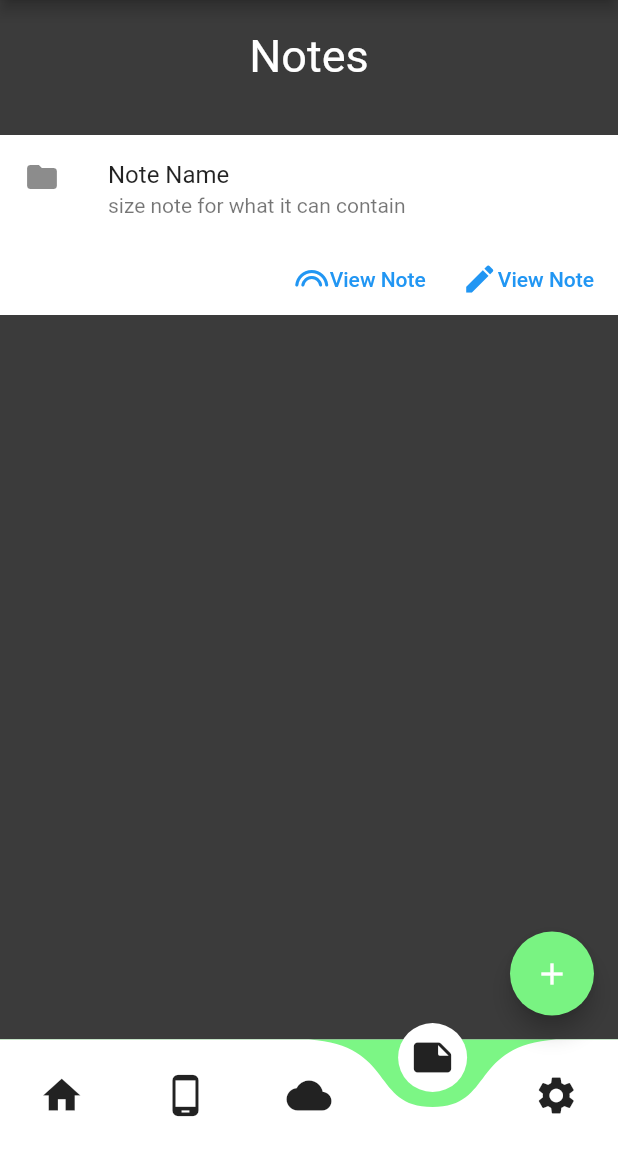
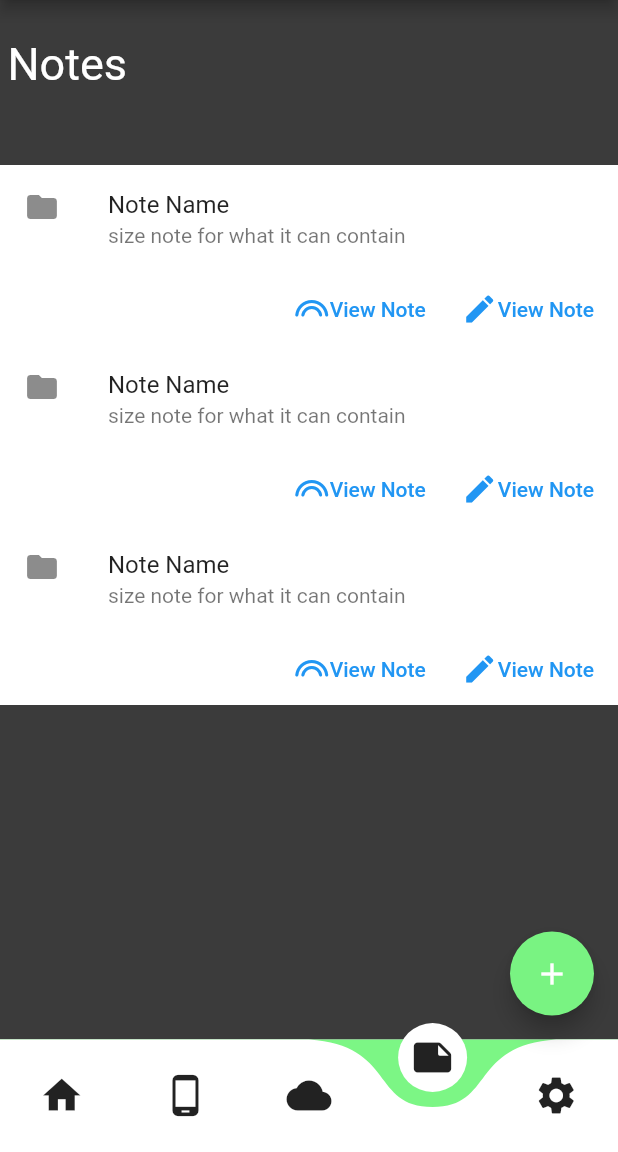
Before and after one commit to VictorScoolExper/Password_APP, a Flutter app: the MenuPhoneScrn screen opened directly, item 4 of the bottom bar chosen, on a phone screen of 412 x 824 dp, the part 84-1236 px from its top. Run offline on Flutter 3.47's test engine with Material 2 defaults, Android fonts, the phone set to English and light mode, and no system bars; drawn by our look-alikes of curved_navigation_bar; our stand-ins replace flutter_riverpod.

Commit message:
edited notes section

```diff
--- a/pssword_app/lib/main.dart
+++ b/pssword_app/lib/main.dart
@@ -1,10 +1,7 @@
 import 'package:flutter/material.dart';
-import 'package:pssword_app/pkg/presentation/display/widget_tree.dart';
+import 'package:pssword_app/pkg/cmd/app.dart';
 import 'package:flutter_riverpod/flutter_riverpod.dart';
-import 'package:pssword_app/pkg/presentation/pages/home/menu-phone.dart';
-import 'package:pssword_app/pkg/presentation/pages/home/providers/floatingBtn_index_Provider.dart';
-import 'package:pssword_app/pkg/presentation/pages/password/add_password/add_password.dart';
-import 'package:pssword_app/pkg/presentation/pages/setting/settings.dart';
+
 
 
 
@@ -15,32 +12,3 @@ void main() {
     ),
   );
 }
-
-class MyApp extends ConsumerWidget {
-  const MyApp({Key? key}) : super(key: key);
-
-  @override
-  Widget build(BuildContext context, WidgetRef ref) {
-    return MaterialApp(
-        title: 'Flutter Demo',
-        theme: ThemeData(
-          primarySwatch: Colors.blue,
-        ),
-        //navigation 2.0
-        home: Navigator(
-          pages: [
-            MaterialPage(child: WidgetTree()),
-            //MaterialPage(child: MenuPhoneScrn()),
-            //MaterialPage(child: SettingsPage()),
-            //MaterialPage(child: AddPassword()),
-          ],
-          onPopPage: (route, result) {
-            final page = route.settings as MaterialPage;
-            //if(page.key == )
-            //here we reset the index
-            ref.read(indexProvider.state).state = 0;
-            return route.didPop(result);
-          },
-        ));
-  }
-}
--- a/pssword_app/lib/pkg/cmd/app.dart
+++ b/pssword_app/lib/pkg/cmd/app.dart
@@ -0,0 +1,38 @@
+import 'package:flutter/material.dart';
+import 'package:flutter_riverpod/flutter_riverpod.dart';
+import 'package:pssword_app/pkg/presentation/display/widget_tree.dart';
+import 'package:pssword_app/pkg/presentation/pages/home/providers/indexProvider.dart';
+import 'package:pssword_app/pkg/presentation/pages/password/add_password/add_password.dart';
+import 'package:pssword_app/pkg/presentation/pages/setting/settings.dart';
+import 'package:pssword_app/pkg/presentation/display/widget_tree.dart';
+import 'package:pssword_app/pkg/presentation/pages/home/menu-phone.dart';
+
+
+class MyApp extends ConsumerWidget {
+  const MyApp({Key? key}) : super(key: key);
+
+  @override
+  Widget build(BuildContext context, WidgetRef ref) {
+    return MaterialApp(
+        title: 'Flutter Demo',
+        theme: ThemeData(
+          primarySwatch: Colors.blue,
+        ),
+        //navigation 2.0
+        home: Navigator(
+          pages: [
+            MaterialPage(child: WidgetTree()),
+            //MaterialPage(child: MenuPhoneScrn()),
+            //MaterialPage(child: SettingsPage()),
+            //MaterialPage(child: AddPassword()),
+          ],
+          onPopPage: (route, result) {
+            final page = route.settings as MaterialPage;
+            //if(page.key == )
+            //here we reset the index
+            ref.read(indexProvider.state).state = 0;
+            return route.didPop(result);
+          },
+        ));
+  }
+}
--- a/pssword_app/lib/pkg/presentation/pages/home/menu-phone.dart
+++ b/pssword_app/lib/pkg/presentation/pages/home/menu-phone.dart
@@ -3,7 +3,8 @@ import 'package:flutter/material.dart';
 import 'package:flutter_riverpod/flutter_riverpod.dart';
 import 'package:pssword_app/config/theme/dark.dart';
 import 'package:pssword_app/pkg/presentation/pages/account/account_user_info.dart';
-import 'package:pssword_app/pkg/presentation/pages/home/providers/floatingBtn_index_Provider.dart';
+import 'package:pssword_app/pkg/presentation/pages/home/providers/floatingBtn_Provider.dart';
+import 'package:pssword_app/pkg/presentation/pages/home/providers/indexProvider.dart';
 import 'package:pssword_app/pkg/presentation/pages/info/info.dart';
 import 'package:pssword_app/pkg/presentation/pages/note/add_edit_note.dart';
 import 'package:pssword_app/pkg/presentation/pages/note/notes.dart';
@@ -12,11 +13,8 @@ import 'package:pssword_app/pkg/presentation/pages/password/add_password/add_pas
 import 'package:pssword_app/pkg/presentation/pages/password/view_password/listPassword.dart';
 import 'package:pssword_app/pkg/presentation/pages/setting/settings.dart';
 
-
-
 class MenuPhoneScrn extends ConsumerWidget {
   static const valueKey = ValueKey('MenuPhoneScrn');
-
 
 //list of options for bottom buttons
   List<Widget> _widgetOptions = <Widget>[
@@ -41,7 +39,6 @@ class MenuPhoneScrn extends ConsumerWidget {
     AddEditNote(),
   ];
 
-
   final items = <Widget>[
     Icon(Icons.home_sharp, size: 30),
     Icon(Icons.phone_android, size: 30),
@@ -62,21 +59,22 @@ class MenuPhoneScrn extends ConsumerWidget {
         title: Text('Logo'),
         backgroundColor: barColor,
         actions: <Widget>[
-          IconButton(onPressed: (){
-            Navigator.of(context).push(MaterialPageRoute(
-                builder: (context) => AccountUserInfo()));
-          }, icon: Icon(Icons.account_circle))
+          IconButton(
+              onPressed: () {
+                Navigator.of(context).push(
+                    MaterialPageRoute(builder: (context) => AccountUserInfo()));
+              },
+              icon: Icon(Icons.account_circle))
         ],
       ),
-      body: Center(
-        child: _widgetOptions.elementAt(ref.watch(indexProvider.state).state),
-      ),
+      body: _widgetOptions.elementAt(ref.watch(indexProvider.state).state),
       //
       floatingActionButton: ref.watch(showFloatingBtn)
           ? FloatingActionButton(
               onPressed: () {
                 Navigator.of(context).push(MaterialPageRoute(
-                    builder: (context) => _addList.elementAt(ref.watch(indexProvider.state).state)));
+                    builder: (context) => _addList
+                        .elementAt(ref.watch(indexProvider.state).state)));
               },
               backgroundColor: greenColor,
               child: const Icon(Icons.add),
@@ -90,21 +88,23 @@ class MenuPhoneScrn extends ConsumerWidget {
           ref.read(indexProvider.state).state = index,
           if (index < 1 || index > 3)
             {
-
-              if(index == 0){
-                ref.read(showFloatingBtn.state).state = false,
-              },
-
-              if(index == 4){
-                ref.read(showFloatingBtn.state).state = false,
-                ref.read(indexProvider.state).state = 0,
-                Navigator.of(context).push(MaterialPageRoute(
-                    builder: (context) => SettingsPage())),
-              },
-
+              if (index == 0)
+                {
+                  ref.read(showFloatingBtn.state).state = false,
+                },
+              if (index == 4)
+                {
+                  ref.read(showFloatingBtn.state).state = false,
+                  ref.read(indexProvider.state).state = 0,
+                  Navigator.of(context).push(
+                      MaterialPageRoute(builder: (context) => SettingsPage())),
+                },
             }
           else
-            {ref.read(showFloatingBtn.state).state = true,}
+            {
+              ref.read(showFloatingBtn.state).state = true,
+            },
+          //print(ref.read(indexProvider.state).state)
         },
         //color: Color(0xffb252525),
       ),
--- a/pssword_app/lib/pkg/presentation/pages/home/providers/floatingBtn_index_Provider.dart
+++ b/pssword_app/lib/pkg/presentation/pages/home/providers/floatingBtn_Provider.dart
@@ -1,5 +1,3 @@
 import 'package:flutter_riverpod/flutter_riverpod.dart';
 
-//Index Variable
-final indexProvider = StateProvider((ref) => 0);
 final showFloatingBtn = StateProvider((ref)=> false);
--- /dev/null
+++ b/pssword_app/lib/pkg/presentation/pages/home/providers/indexProvider.dart
@@ -0,0 +1,3 @@
+import 'package:flutter_riverpod/flutter_riverpod.dart';
+
+final indexProvider = StateProvider((ref) => 0);
--- a/pssword_app/lib/pkg/presentation/pages/note/notes.dart
+++ b/pssword_app/lib/pkg/presentation/pages/note/notes.dart
@@ -15,19 +15,48 @@ class NotesMain extends StatelessWidget {
       height: height,
       color: backgroundColor,
       child: Column(
-        crossAxisAlignment: CrossAxisAlignment.stretch,
+        crossAxisAlignment: CrossAxisAlignment.start,
+        children: <Widget>[
+          Container(
+            height: 110,
+            child: Column(
               children: <Widget>[
                 sizeBox_h20,
-          Center(
+                Padding(
+                  padding: EdgeInsets.fromLTRB(5, 5, 0, 5),
                   child: Text(
                     'Notes',
                     style: TextStyle(fontSize: 30, color: white),
                   ),
                 ),
                 sizeBox_h35,
+              ],
+            ),
+          ),
+
+          Container(
+            padding: const EdgeInsets.all(0),
+            decoration: BoxDecoration(
+              borderRadius: BorderRadius.circular(20),
+            ),
+            height: height - 300,
+            child: ListView(
+                children: <Widget>[
                   NoteCard(
                     scrnSizeLrg: false,
                   ),
+                  NoteCard(
+                    scrnSizeLrg: false,
+                  ),
+                  NoteCard(
+                    scrnSizeLrg: false,
+                  ),
+
+                ],
+            ),
+
+          ),
+
         ],
       ),
     );
```
Also changed, not shown: 1 other file. Lines whose indentation alone changed are shown as unchanged.
